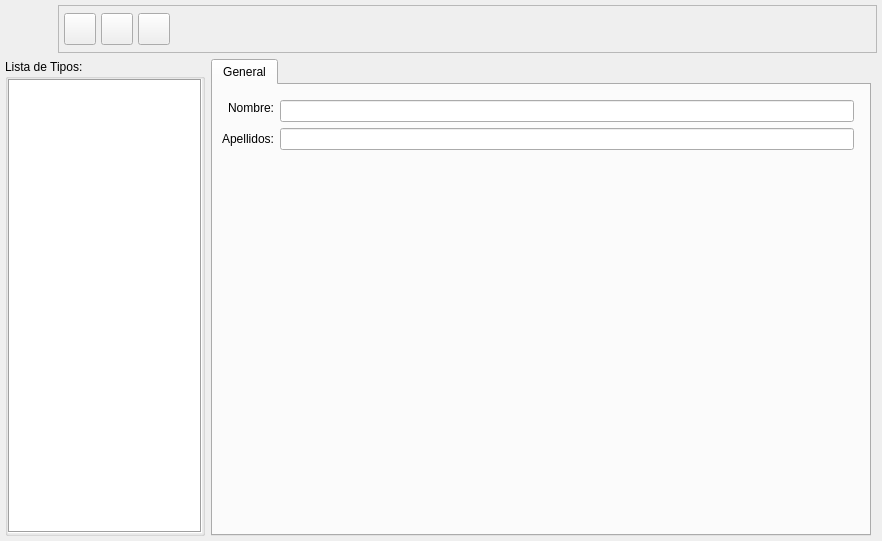
Before: the Qt Designer form bulmages/bulmafact/plugins/pluginbf_actividad/tipoactividadbase.ui in eboladev/Bulmages-1, drawn with Qt 5.
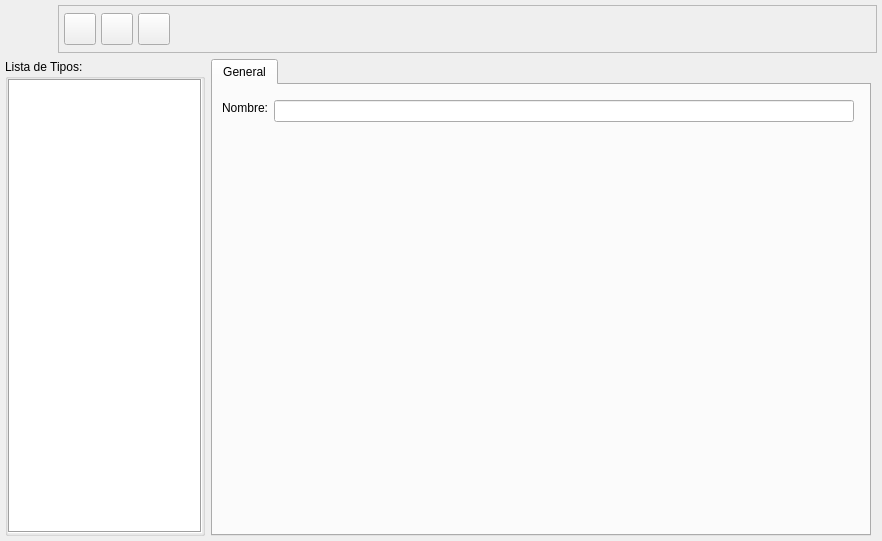
After: the same form once the commit is applied. Icons and pictures are not drawn.

Patch:
```diff
--- a/bulmages/bulmafact/plugins/pluginbf_actividad/tipoactividadbase.ui
+++ b/bulmages/bulmafact/plugins/pluginbf_actividad/tipoactividadbase.ui
@@ -258,7 +258,7 @@
        <item row="1" column="1">
         <widget class="QLineEdit" name="m_nombretipoactividad"/>
        </item>
-       <item row="5" column="0" colspan="3">
+       <item row="4" column="0" colspan="3">
         <widget class="QFrame" name="m_frameplugin">
          <property name="frameShape">
           <enum>QFrame::StyledPanel</enum>
@@ -278,10 +278,7 @@
          </property>
         </widget>
        </item>
-       <item row="2" column="1">
-        <widget class="QLineEdit" name="m_apellidostrabajador"/>
-       </item>
-       <item row="6" column="0" colspan="3">
+       <item row="5" column="0" colspan="3">
         <spacer>
          <property name="orientation">
           <enum>Qt::Vertical</enum>
@@ -294,7 +291,7 @@
          </property>
         </spacer>
        </item>
-       <item row="4" column="0" colspan="3">
+       <item row="3" column="0" colspan="3">
         <layout class="QVBoxLayout">
          <property name="spacing">
           <number>0</number>
@@ -304,7 +301,7 @@
          </property>
         </layout>
        </item>
-       <item row="3" column="1">
+       <item row="2" column="1">
         <spacer>
          <property name="orientation">
           <enum>Qt::Vertical</enum>
@@ -320,16 +317,6 @@
          </property>
         </spacer>
        </item>
-       <item row="2" column="0">
-        <widget class="QLabel" name="label_3">
-         <property name="text">
-          <string>Apellidos:</string>
-         </property>
-         <property name="alignment">
-          <set>Qt::AlignRight|Qt::AlignTrailing|Qt::AlignVCenter</set>
-         </property>
-        </widget>
-       </item>
       </layout>
      </widget>
     </widget>
```
Left out of the diff: 1 changed line with no effect on the pictures.
